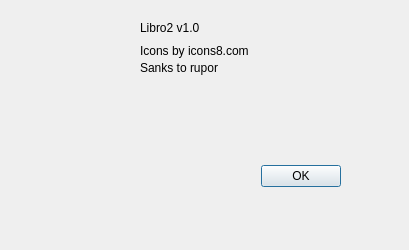
This is src/designer/aboutdialog.ui in dnkorpushov/libro2 as Qt 5 draws it before an edit. The edited form follows.
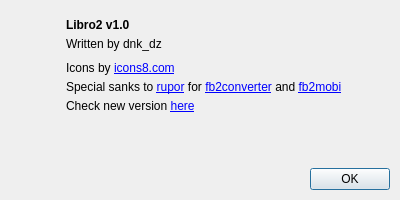
This is the edited form. Icons and pictures are not drawn.

Patch:
```diff
--- a/src/designer/aboutdialog.ui
+++ b/src/designer/aboutdialog.ui
@@ -6,99 +6,193 @@
    <rect>
     <x>0</x>
     <y>0</y>
-    <width>409</width>
-    <height>250</height>
+    <width>400</width>
+    <height>200</height>
    </rect>
   </property>
+  <property name="sizePolicy">
+   <sizepolicy hsizetype="Fixed" vsizetype="Fixed">
+    <horstretch>0</horstretch>
+    <verstretch>0</verstretch>
+   </sizepolicy>
+  </property>
+  <property name="minimumSize">
+   <size>
+    <width>400</width>
+    <height>200</height>
+   </size>
+  </property>
+  <property name="maximumSize">
+   <size>
+    <width>400</width>
+    <height>200</height>
+   </size>
+  </property>
   <property name="windowTitle">
    <string>About Libro2</string>
   </property>
-  <widget class="QDialogButtonBox" name="buttonBox">
-   <property name="geometry">
-    <rect>
-     <x>0</x>
-     <y>160</y>
-     <width>341</width>
-     <height>32</height>
-    </rect>
+  <layout class="QVBoxLayout" name="verticalLayout_3">
+   <property name="spacing">
+    <number>10</number>
    </property>
-   <property name="orientation">
-    <enum>Qt::Horizontal</enum>
+   <property name="leftMargin">
+    <number>10</number>
    </property>
-   <property name="standardButtons">
-    <set>QDialogButtonBox::Ok</set>
+   <property name="topMargin">
+    <number>10</number>
    </property>
-  </widget>
-  <widget class="QLabel" name="label">
-   <property name="geometry">
-    <rect>
-     <x>20</x>
-     <y>10</y>
-     <width>100</width>
-     <height>100</height>
-    </rect>
+   <property name="rightMargin">
+    <number>10</number>
    </property>
-   <property name="minimumSize">
-    <size>
-     <width>100</width>
-     <height>100</height>
-    </size>
+   <property name="bottomMargin">
+    <number>10</number>
    </property>
-   <property name="maximumSize">
-    <size>
-     <width>100</width>
-     <height>100</height>
-    </size>
-   </property>
-   <property name="text">
-    <string/>
-   </property>
-   <property name="pixmap">
-    <pixmap resource="resources.qrc">:/icons/course_90px.png</pixmap>
-   </property>
-   <property name="alignment">
-    <set>Qt::AlignCenter</set>
-   </property>
-  </widget>
-  <widget class="QLabel" name="label_3">
-   <property name="geometry">
-    <rect>
-     <x>140</x>
-     <y>20</y>
-     <width>101</width>
-     <height>16</height>
-    </rect>
-   </property>
-   <property name="text">
-    <string>Libro2 v1.0</string>
-   </property>
-  </widget>
-  <widget class="QLabel" name="label_4">
-   <property name="geometry">
-    <rect>
-     <x>140</x>
-     <y>40</y>
-     <width>261</width>
-     <height>21</height>
-    </rect>
-   </property>
-   <property name="text">
-    <string>Icons by icons8.com</string>
-   </property>
-  </widget>
-  <widget class="QLabel" name="label_2">
-   <property name="geometry">
-    <rect>
-     <x>140</x>
-     <y>60</y>
-     <width>151</width>
-     <height>16</height>
-    </rect>
-   </property>
-   <property name="text">
-    <string>Sanks to rupor </string>
-   </property>
-  </widget>
+   <item>
+    <layout class="QHBoxLayout" name="horizontalLayout" stretch="0,1">
+     <property name="spacing">
+      <number>6</number>
+     </property>
+     <item>
+      <layout class="QVBoxLayout" name="verticalLayout_2">
+       <item>
+        <widget class="QLabel" name="label">
+         <property name="minimumSize">
+          <size>
+           <width>50</width>
+           <height>50</height>
+          </size>
+         </property>
+         <property name="maximumSize">
+          <size>
+           <width>50</width>
+           <height>50</height>
+          </size>
+         </property>
+         <property name="text">
+          <string/>
+         </property>
+         <property name="pixmap">
+          <pixmap resource="resources.qrc">:/icons/course_30px.png</pixmap>
+         </property>
+         <property name="alignment">
+          <set>Qt::AlignCenter</set>
+         </property>
+        </widget>
+       </item>
+       <item>
+        <spacer name="verticalSpacer">
+         <property name="orientation">
+          <enum>Qt::Vertical</enum>
+         </property>
+         <property name="sizeHint" stdset="0">
+          <size>
+           <width>20</width>
+           <height>40</height>
+          </size>
+         </property>
+        </spacer>
+       </item>
+      </layout>
+     </item>
+     <item>
+      <layout class="QVBoxLayout" name="verticalLayout" stretch="0,0,0,0,0,0,1">
+       <property name="spacing">
+        <number>5</number>
+       </property>
+       <item>
+        <spacer name="verticalSpacer_3">
+         <property name="orientation">
+          <enum>Qt::Vertical</enum>
+         </property>
+         <property name="sizeType">
+          <enum>QSizePolicy::Fixed</enum>
+         </property>
+         <property name="sizeHint" stdset="0">
+          <size>
+           <width>20</width>
+           <height>8</height>
+          </size>
+         </property>
+        </spacer>
+       </item>
+       <item>
+        <widget class="QLabel" name="labelName">
+         <property name="font">
+          <font>
+           <weight>75</weight>
+           <bold>true</bold>
+          </font>
+         </property>
+         <property name="text">
+          <string>Libro2 v1.0</string>
+         </property>
+        </widget>
+       </item>
+       <item>
+        <widget class="QLabel" name="labelAuthor">
+         <property name="text">
+          <string>Written by dnk_dz</string>
+         </property>
+        </widget>
+       </item>
+       <item>
+        <spacer name="verticalSpacer_2">
+         <property name="orientation">
+          <enum>Qt::Vertical</enum>
+         </property>
+         <property name="sizeType">
+          <enum>QSizePolicy::Fixed</enum>
+         </property>
+         <property name="sizeHint" stdset="0">
+          <size>
+           <width>20</width>
+           <height>5</height>
+          </size>
+         </property>
+        </spacer>
+       </item>
+       <item>
+        <widget class="QLabel" name="labelIconsCredits">
+         <property name="text">
+          <string>&lt;html&gt;&lt;head/&gt;&lt;body&gt;&lt;p&gt;Icons by &lt;a href=&quot;https://icons8.com/&quot;&gt;&lt;span style=&quot; text-decoration: underline; color:#0000ff;&quot;&gt;icons8.com&lt;/span&gt;&lt;/a&gt;&lt;/p&gt;&lt;/body&gt;&lt;/html&gt;</string>
+         </property>
+        </widget>
+       </item>
+       <item>
+        <widget class="QLabel" name="labelRuporCredits">
+         <property name="text">
+          <string>&lt;html&gt;&lt;head/&gt;&lt;body&gt;&lt;p&gt;Special sanks to &lt;a href=&quot;https://github.com/rupor-github&quot;&gt;&lt;span style=&quot; text-decoration: underline; color:#0000ff;&quot;&gt;rupor&lt;/span&gt;&lt;/a&gt; for &lt;a href=&quot;https://github.com/rupor-github/fb2converter&quot;&gt;&lt;span style=&quot; text-decoration: underline; color:#0000ff;&quot;&gt;fb2converter&lt;/span&gt;&lt;/a&gt; and &lt;a href=&quot;https://github.com/rupor-github/fb2mobi&quot;&gt;&lt;span style=&quot; text-decoration: underline; color:#0000ff;&quot;&gt;fb2mobi&lt;/span&gt;&lt;/a&gt;&lt;/p&gt;&lt;/body&gt;&lt;/html&gt;</string>
+         </property>
+         <property name="alignment">
+          <set>Qt::AlignLeading|Qt::AlignLeft|Qt::AlignTop</set>
+         </property>
+        </widget>
+       </item>
+       <item>
+        <widget class="QLabel" name="labelNewVersion">
+         <property name="text">
+          <string>&lt;html&gt;&lt;head/&gt;&lt;body&gt;&lt;p&gt;Check new version &lt;a href=&quot;https://github.com/dnkorpushov/libro2/releases&quot;&gt;&lt;span style=&quot; text-decoration: underline; color:#0000ff;&quot;&gt;here&lt;/span&gt;&lt;/a&gt;&lt;/p&gt;&lt;/body&gt;&lt;/html&gt;</string>
+         </property>
+         <property name="alignment">
+          <set>Qt::AlignLeading|Qt::AlignLeft|Qt::AlignTop</set>
+         </property>
+        </widget>
+       </item>
+      </layout>
+     </item>
+    </layout>
+   </item>
+   <item>
+    <widget class="QDialogButtonBox" name="buttonBox">
+     <property name="orientation">
+      <enum>Qt::Horizontal</enum>
+     </property>
+     <property name="standardButtons">
+      <set>QDialogButtonBox::Ok</set>
+     </property>
+    </widget>
+   </item>
+  </layout>
  </widget>
  <resources>
   <include location="resources.qrc"/>
```
Left out of the diff: 51 changed lines with no effect on the pictures.
